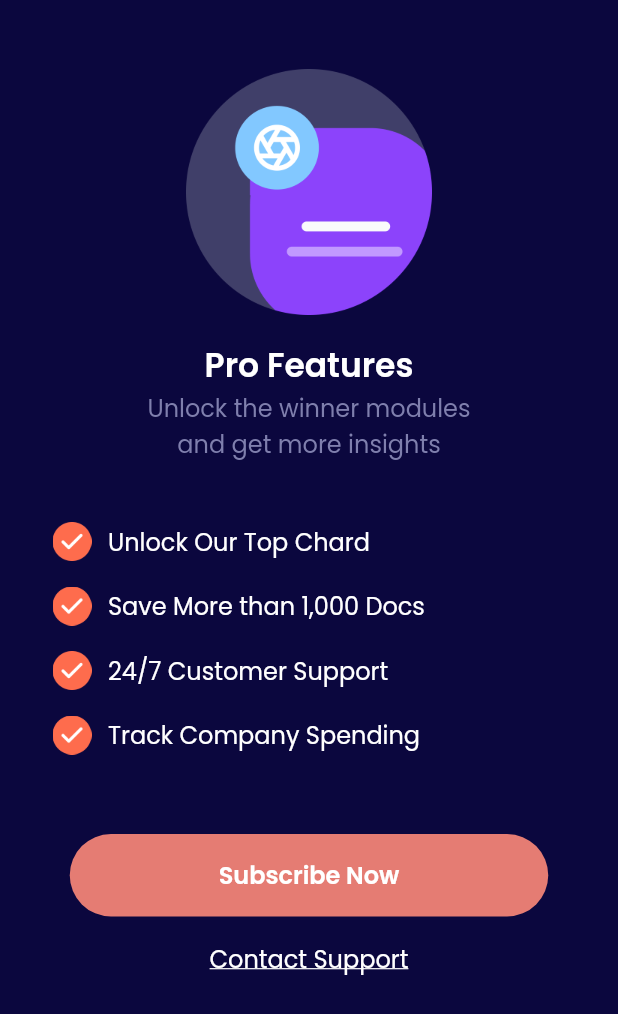
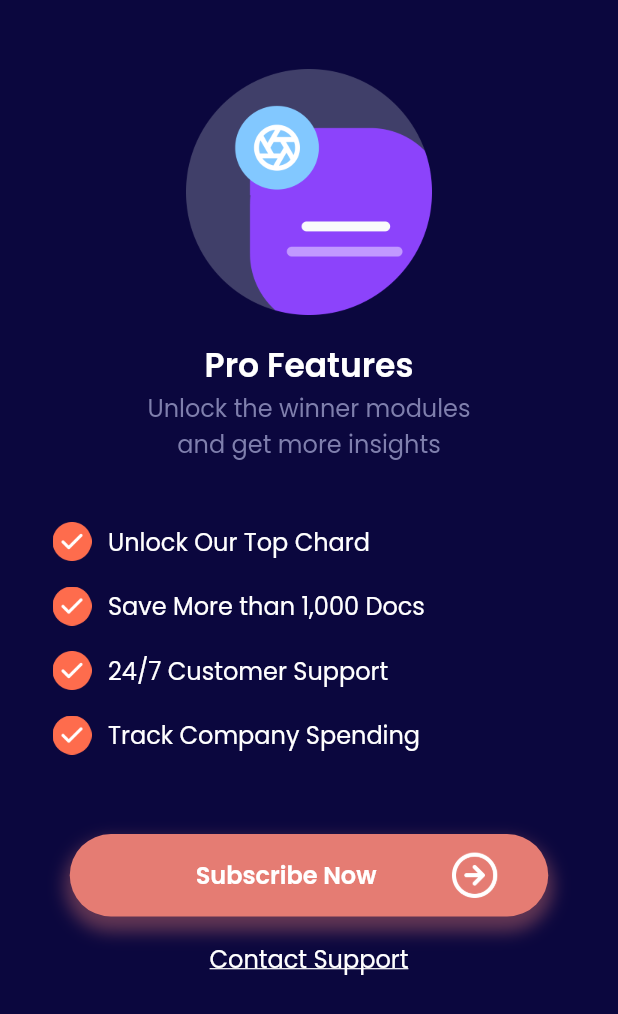
Before and after one commit to raeiverse/sevendays, a Flutter app: the screen it shows after launch, on a phone screen of 412 x 824 dp. Shown: the top 1014 px of the screen. Run offline on Flutter 3.47's test engine with Material 2 defaults, Android fonts, the phone set to English and light mode, and no system bars; our stand-ins replace google_fonts.

Commit message:
Update pricing_2.dart

```diff
--- a/lib/pages/pricing_2.dart
+++ b/lib/pages/pricing_2.dart
@@ -100,8 +100,19 @@ class _pricing_2State extends State<pricing_2> {
               decoration: BoxDecoration(
                 color: Color(0xffE57C73),
                 borderRadius: BorderRadius.circular(31),
+                boxShadow: [
+                  BoxShadow(
+                    color: Color(0xffE57C73).withOpacity(0.4),
+                    spreadRadius: 3,
+                    blurRadius: 9,
+                    offset: Offset(0, 7),
                   ),
-              child: Center(
+                ],
+              ),
+              child: Row(
+                children: [
+                  Padding(
+                    padding: const EdgeInsets.only(left: 84),
                     child: Text(
                       'Subscribe Now',
                       style: GoogleFonts.poppins(
@@ -110,6 +121,17 @@ class _pricing_2State extends State<pricing_2> {
                         fontWeight: FontWeight.w600,
                       ),
                     ),
+                  ),
+                  Padding(
+                    padding: const EdgeInsets.only(
+                      left: 49,
+                    ),
+                    child: Image.asset(
+                      'assets/pricing/arrow.png',
+                      width: 33,
+                    ),
+                  ),
+                ],
               ),
             ),
             Padding(
```
Lines whose indentation alone changed are shown as unchanged.
